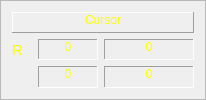
This is RadarCoastal/view/panel/framecursor.ui in MiftahSalam/RadarCoastal as Qt 5 draws it before an edit. The edited form follows.
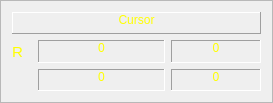
This is the edited form.

Patch:
```diff
--- a/RadarCoastal/view/panel/framecursor.ui
+++ b/RadarCoastal/view/panel/framecursor.ui
@@ -6,8 +6,8 @@
    <rect>
     <x>0</x>
     <y>0</y>
-    <width>204</width>
-    <height>100</height>
+    <width>273</width>
+    <height>103</height>
    </rect>
   </property>
   <property name="windowTitle">
@@ -112,7 +112,7 @@
        </property>
        <property name="maximumSize">
         <size>
-         <width>30</width>
+         <width>700</width>
          <height>16777215</height>
         </size>
        </property>
@@ -251,7 +251,7 @@
        </property>
        <property name="maximumSize">
         <size>
-         <width>30</width>
+         <width>7000</width>
          <height>16777215</height>
         </size>
        </property>
```
